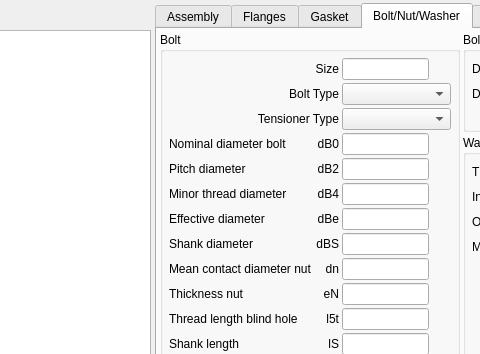
Before: the Qt Designer form pcalc/src/gui/pcalc_en1591widget.ui in hermixy/biluna, drawn with Qt 5; both pictures show x 86 to 566 and y 0 to 354 of the 1069 by 757 pixel window.
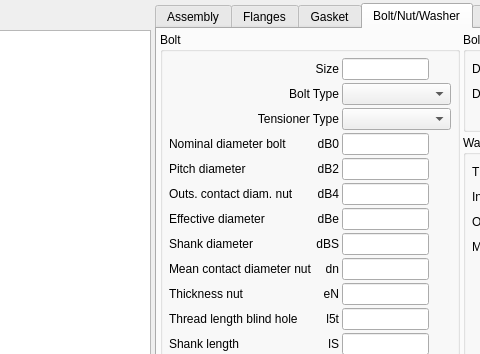
After: the same form once the commit is applied. The open tabs and pages were chosen to show the change. Icons and pictures are not drawn. Custom widgets are drawn as their Qt base class.

The edit to the form file:
```diff
--- a/pcalc/src/gui/pcalc_en1591widget.ui
+++ b/pcalc/src/gui/pcalc_en1591widget.ui
@@ -2377,7 +2377,7 @@
             <item row="5" column="0">
              <widget class="QLabel" name="label_35">
               <property name="text">
-               <string>Minor thread diameter</string>
+               <string>Outs. contact diam. nut</string>
               </property>
              </widget>
             </item>
```
Left out of the diff: 2 changed lines with no effect on the pictures.
